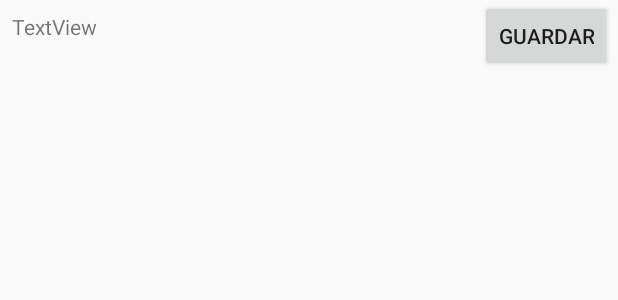
After one commit to issacarzate/mapJson, an Android app: the layout echo_info_window.xml on its own in the app's theme, with its tools: preview values and no code run, on a phone screen of 412 x 824 dp. The commit adds this screen. Shown: the top 300 px of the screen. Run offline under Robolectric (Android 15) with nearby library versions, the phone set to English and light mode, and no system bars; network calls fail.

Commit message:
Se puede anadir un marcado al dar click sobre el mapa y si se quiere guardar en el servidor se da click sobre el marcador posicionado. Al dar click sobre el boton Challenge, se devuelven del servidor todos los marcadores guardados con aterioridad

```diff
--- a/app/build.gradle
+++ b/app/build.gradle
@@ -23,9 +23,10 @@ dependencies {
     implementation 'com.android.support:appcompat-v7:26.1.0'
     implementation 'com.google.android.gms:play-services-maps:11.8.0'
     compile 'com.google.android.gms:play-services-location:11.8.0'
-
+    compile 'com.google.code.gson:gson:2.8.2'
     testImplementation 'junit:junit:4.12'
     androidTestImplementation 'com.android.support.test:runner:1.0.1'
     androidTestImplementation 'com.android.support.test.espresso:espresso-core:3.0.1'
     compile 'com.android.volley:volley:1.1.0'
+    implementation 'com.android.support.constraint:constraint-layout:1.0.2'
 }
--- /dev/null
+++ b/app/src/main/res/layout/echo_info_window.xml
@@ -0,0 +1,29 @@
+<?xml version="1.0" encoding="utf-8"?>
+<android.support.constraint.ConstraintLayout
+    xmlns:android="http://schemas.android.com/apk/res/android"
+    xmlns:app="http://schemas.android.com/apk/res-auto"
+    xmlns:tools="http://schemas.android.com/tools"
+    android:layout_width="match_parent"
+    android:layout_height="match_parent">
+
+    <Button
+        android:id="@+id/guardarM"
+        android:layout_width="wrap_content"
+        android:layout_height="wrap_content"
+        android:layout_marginEnd="4dp"
+        android:text="Guardar"
+        app:layout_constraintEnd_toEndOf="parent"
+        app:layout_constraintTop_toTopOf="parent" />
+
+    <TextView
+        android:id="@+id/infoM"
+        android:layout_width="0dp"
+        android:layout_height="wrap_content"
+        android:layout_marginEnd="8dp"
+        android:layout_marginStart="8dp"
+        android:layout_marginTop="8dp"
+        android:text="TextView"
+        app:layout_constraintEnd_toStartOf="@+id/guardarM"
+        app:layout_constraintStart_toStartOf="parent"
+        app:layout_constraintTop_toTopOf="parent" />
+</android.support.constraint.ConstraintLayout>
```
Also changed, not shown: app/src/main/java/com/example/issac/maps/MapsActivity.java (+151 -8 lines), app/src/main/java/com/example/issac/maps/pojo/MarkerInfo.java (added, +23 -0 lines).
